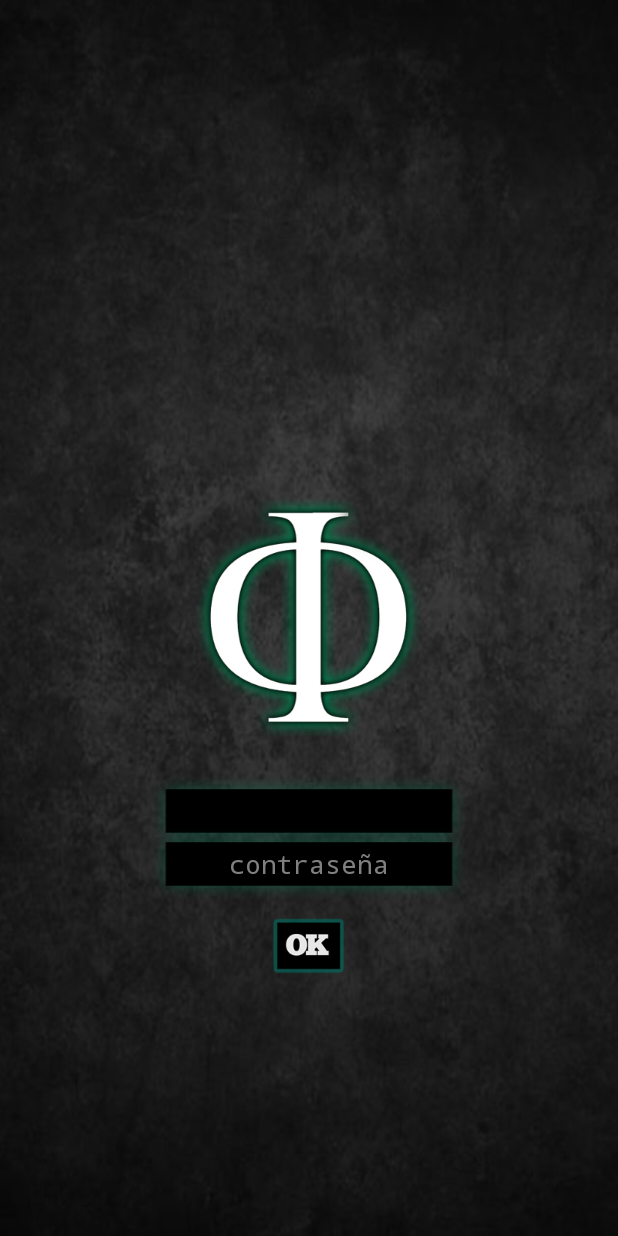
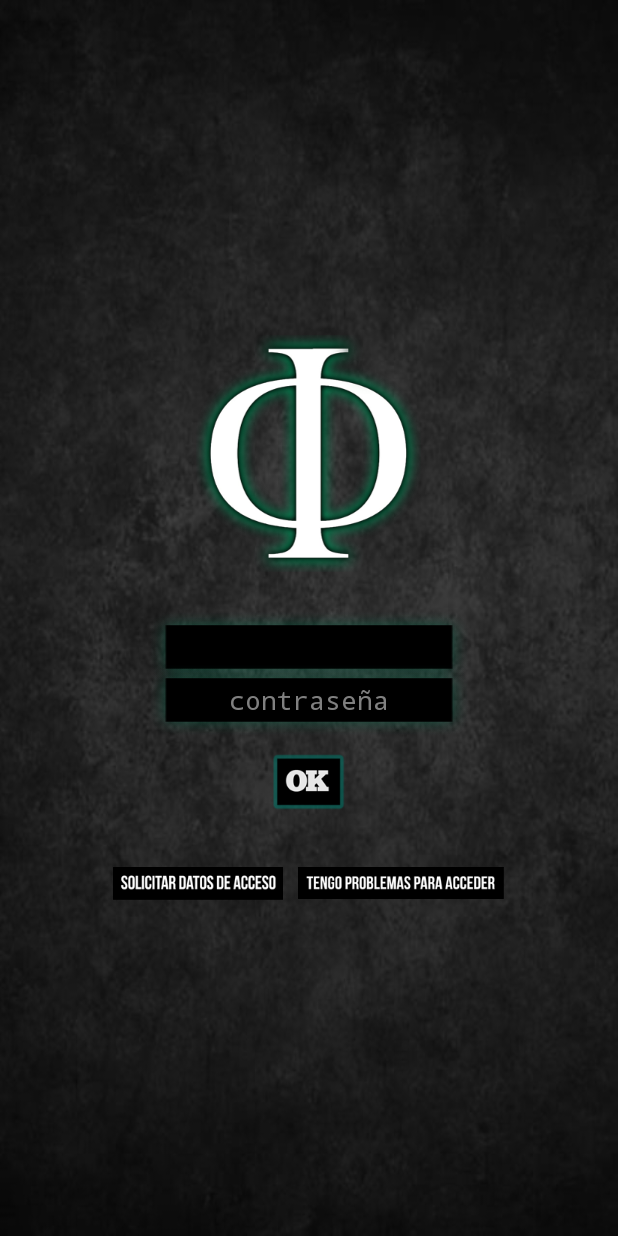
Before and after one commit to BlackListTeam/blacklist-android, an Android app: the layout activity_main_login.xml on its own in the app's theme, with its tools: preview values and no code run, on a phone screen of 412 x 824 dp. Run offline under Robolectric (Android 15) with nearby library versions, the phone set to English and light mode, and no system bars.

Commit message:
4 pantalles d'inici

```diff
--- a/BlackList/src/main/java/cat/andreurm/blacklist/activities/EventsIntroActivity.java
+++ b/BlackList/src/main/java/cat/andreurm/blacklist/activities/EventsIntroActivity.java
@@ -70,6 +70,7 @@ public class EventsIntroActivity extends TabActivity {
         code.setContent(videosIntent);
 
         TabHost.TabSpec invite = tabHost.newTabSpec("Invite");
+
         invite.setIndicator("Invite", getResources().getDrawable(R.drawable.icon_invite_tab));
         Intent codeIntent = new Intent(this, InviteActivity.class);
         invite.setContent(codeIntent);
--- a/BlackList/src/main/res/layout/activity_main_login.xml
+++ b/BlackList/src/main/res/layout/activity_main_login.xml
@@ -9,16 +9,26 @@
     tools:context=".MainActivity"
     android:focusable="true"
     android:background="@drawable/bkg">
-
+    <RelativeLayout
+            android:layout_width="fill_parent"
+            android:layout_height="wrap_content"
+            android:layout_centerVertical="true"
+            android:layout_centerHorizontal="true"
+            android:id="@+id/relativeLayoutContent">
     <ImageView
             android:layout_width="wrap_content"
             android:layout_height="wrap_content"
             android:id="@+id/imageView"
             android:src="@drawable/logo"
-            android:layout_centerVertical="true"
             android:layout_centerHorizontal="true"
             android:contentDescription="@string/logo"/>
-
+        <RelativeLayout
+                android:layout_width="fill_parent"
+                android:layout_height="wrap_content"
+                android:layout_centerHorizontal="true"
+                android:layout_marginTop="26dp"
+                android:layout_below="@+id/imageView"
+                android:id="@+id/relativeLayoutForm">
     <EditText
             android:layout_width="wrap_content"
             android:layout_height="wrap_content"
@@ -28,8 +38,7 @@
             android:background="@drawable/input"
             android:textColor="#ffffff"
             android:gravity="center"
-            android:layout_marginTop="26dp"
-            android:layout_below="@+id/imageView"
+
             android:layout_alignLeft="@+id/editText2"
             android:layout_alignRight="@+id/editText2"
             android:cursorVisible="false"/>
@@ -62,3 +71,39 @@
             android:layout_centerHorizontal="true"
             android:layout_marginTop="12dp"/>
 </RelativeLayout>
+        <RelativeLayout
+                android:layout_width="wrap_content"
+                android:layout_height="wrap_content"
+                android:layout_centerHorizontal="true"
+                android:layout_marginTop="26dp"
+                android:layout_below="@+id/relativeLayoutForm"
+                android:id="@+id/relativeLayout">
+
+            <ImageButton
+                    style="?android:attr/buttonStyleSmall"
+                    android:layout_width="wrap_content"
+                    android:layout_height="wrap_content"
+                    android:scaleType="fitCenter"
+                    android:id="@+id/buttonSolicitar"
+                    android:background="@drawable/button_solicitar"
+                    android:layout_alignParentEnd="false"
+                    android:layout_alignParentStart="false"
+                    android:layout_marginTop="12dp"/>
+            <ImageButton
+                    style="?android:attr/buttonStyleSmall"
+                    android:layout_width="wrap_content"
+                    android:layout_height="wrap_content"
+                    android:scaleType="fitCenter"
+                    android:id="@+id/button"
+                    android:background="@drawable/button_problemas"
+                    android:layout_toRightOf="@+id/buttonSolicitar"
+                    android:layout_alignParentEnd="false"
+                    android:layout_alignParentStart="false"
+                    android:layout_marginTop="12dp"
+                    android:layout_marginLeft="10dp"/>
+
+            </RelativeLayout>
+
+</RelativeLayout>
+
+</RelativeLayout>
```
